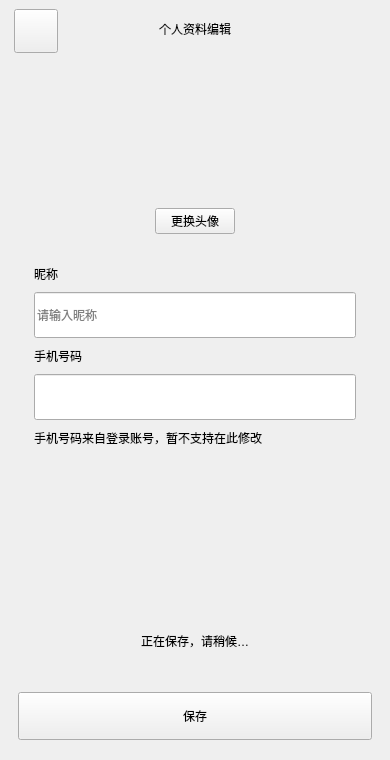
This is ui/profile/profileeditwindow.ui in dirtysoup0519/ChargingUser as Qt 5 draws it before an edit. The edited form follows.
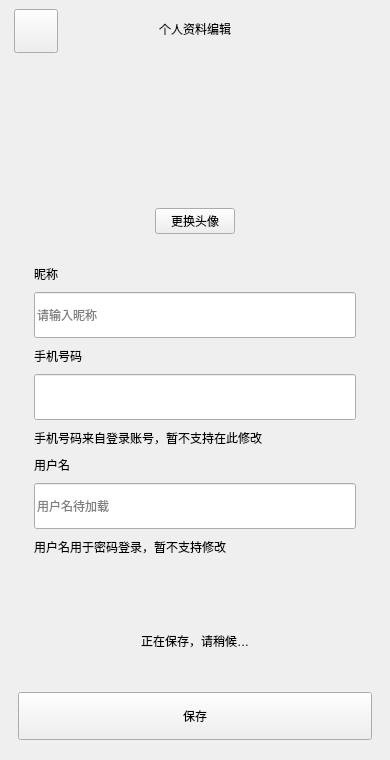
This is the edited form. Icons and pictures are not drawn.

Commit message: feat profile username display

Diff of the .ui file:
```diff
--- a/ui/profile/profileeditwindow.ui
+++ b/ui/profile/profileeditwindow.ui
@@ -26,6 +26,9 @@
       <item><widget class="QLabel" name="phoneLabel"><property name="text"><string>手机号码</string></property></widget></item>
       <item><widget class="QLineEdit" name="phoneEdit"><property name="minimumSize"><size><width>0</width><height>46</height></size></property><property name="readOnly"><bool>true</bool></property></widget></item>
       <item><widget class="QLabel" name="hintLabel2"><property name="text"><string>手机号码来自登录账号，暂不支持在此修改</string></property></widget></item>
+      <item><widget class="QLabel" name="usernameLabel"><property name="text"><string>用户名</string></property></widget></item>
+      <item><widget class="QLineEdit" name="usernameEdit"><property name="minimumSize"><size><width>0</width><height>46</height></size></property><property name="readOnly"><bool>true</bool></property><property name="placeholderText"><string>用户名待加载</string></property></widget></item>
+      <item><widget class="QLabel" name="usernameHintLabel"><property name="text"><string>用户名用于密码登录，暂不支持修改</string></property></widget></item>
      </layout></widget></item>
      <item><spacer name="bodySpace"><property name="orientation"><enum>Qt::Vertical</enum></property><property name="sizeHint"><size><width>1</width><height>40</height></size></property></spacer></item>
      <item><widget class="QLabel" name="loadingIndicator"><property name="text"><string>正在保存，请稍候…</string></property><property name="alignment"><set>Qt::AlignCenter</set></property><property name="visible"><bool>false</bool></property></widget></item>
```
The commit also changes 3 other files.
